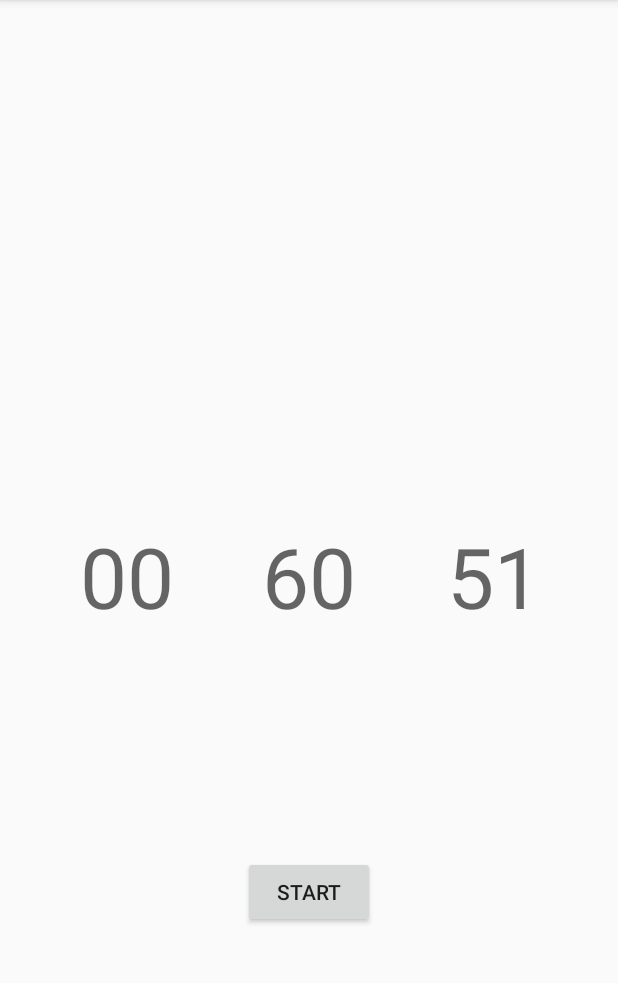
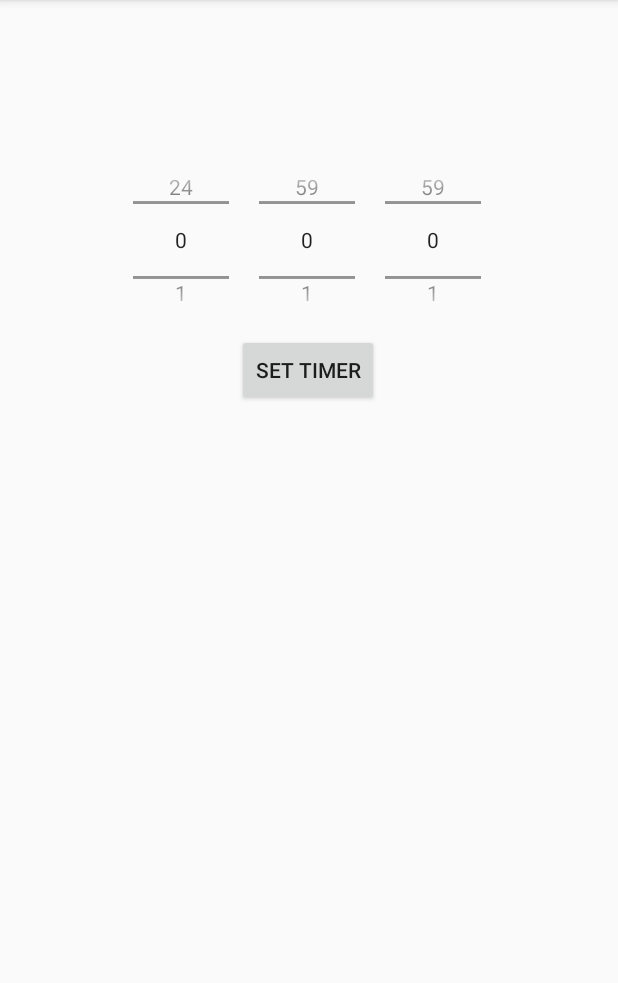
Before and after one commit to AnnFlu/CountdownProject, an Android app: the screen it shows after launch (CountdownActivity), on a phone screen of 412 x 824 dp, the part 84-1067 px from its top. Run offline under Robolectric (Android 15) with nearby library versions, the phone set to English and light mode, and no system bars.

Commit message:
Timer funzionante, settaggio tempo, bottoni start, resume, pause e reset. Manca audio e progress bar circolare

```diff
--- a/app/src/main/java/it/polito/countdown/CountdownActivity.kt
+++ b/app/src/main/java/it/polito/countdown/CountdownActivity.kt
@@ -1,50 +1,158 @@
 package it.polito.countdown
 
+import android.app.TimePickerDialog
 import androidx.appcompat.app.AppCompatActivity
 import android.os.Bundle
 import android.os.CountDownTimer
+import android.view.View
+import android.widget.Button
+import android.widget.EditText
+import android.widget.LinearLayout
+import android.widget.NumberPicker
+import android.widget.ProgressBar
+import android.widget.TableLayout
 import android.widget.TextView
+import android.widget.TimePicker
+import androidx.core.view.get
+import it.polito.countdown.R
 
-class CountdownActivity : AppCompatActivity() {
 
-    lateinit var textViewSeconds : TextView
-    lateinit var textViewMinutes: TextView
+class CountdownActivity : AppCompatActivity(){
+    lateinit var textViewSec : TextView
+    lateinit var timer : CountDownTimer
+    lateinit var circle : ProgressBar
+    lateinit var text : TextView
+    lateinit var numPickerHour : NumberPicker
+    lateinit var numPickerMin : NumberPicker
+    lateinit var numPickerSec : NumberPicker
+    lateinit var layoutPicker : LinearLayout
+    lateinit var layoutTimer : TableLayout
+
+    lateinit var b : Button
+    lateinit var r : Button
+    lateinit var setTimerButton : Button
+
+    var timeRemaining: Long=70000
+    var timeStart: Long=70000
+
+    private var timeRunning=false
 
     override fun onCreate(savedInstanceState: Bundle?) {
+        super.onCreate(savedInstanceState)
+        setContentView(R.layout.activity_main)
+        textViewSec = findViewById(R.id.seconds)
+        b = findViewById(R.id.pause)
+        r = findViewById(R.id.reset)
+        setTimerButton= findViewById(R.id.setTimer)
+        numPickerHour=findViewById(R.id.numPickerHours)
+        numPickerMin=findViewById(R.id.numPickerMin)
+        numPickerSec=findViewById(R.id.numPickerSec)
+        layoutPicker=findViewById(R.id.settingTimer)
+        layoutTimer=findViewById(R.id.timerLayout)
 
-        super.onCreate(savedInstanceState)
-         var sec= 59000
-        setContentView(R.layout.activity_main)
-        textViewSeconds = findViewById(R.id.seconds)
-        textViewMinutes = findViewById(R.id.minutes)
+        r.setOnClickListener{resetTimer()}
+        b.setOnClickListener {
+            if (timeRunning) {
+                pauseTimer()
+            } else {
+                startTimer()
+            }
+        }
 
-       object : CountDownTimer(3600000, 60000) {
+        setTimerButton.setOnClickListener{
+            var sec=numPickerSec.value
+            var min=numPickerMin.value
+            var h=numPickerHour.value
 
-            // Callback function, fired on regular interval
+            visibleTimer()
+
+            setTimer(sec, min, h)
+        }
+
+        numPickerHour.minValue = 0
+        numPickerHour.maxValue = 24
+        numPickerMin.minValue = 0
+        numPickerMin.maxValue = 59
+        numPickerSec.minValue = 0
+        numPickerSec.maxValue = 59
+
+
+        visibleSettingTimer()
+
+    }
+
+    private fun visibleTimer(){
+        layoutPicker.visibility=View.INVISIBLE
+        setTimerButton.visibility=View.INVISIBLE
+
+        layoutTimer.visibility=View.VISIBLE
+    }
+
+    private fun visibleSettingTimer(){
+        layoutPicker.visibility=View.VISIBLE
+        setTimerButton.visibility=View.VISIBLE
+
+        layoutTimer.visibility=View.INVISIBLE
+
+    }
+
+    private fun setTimer(s: Int, m:Int, h:Int) {
+        timeStart=((s+m*60+h*60*60)*1000).toLong()
+        timeRemaining=timeStart
+        updateTimerTextView(timeStart)
+
+    }
+
+
+    private fun startTimer(){
+        timer = object : CountDownTimer(timeRemaining, 1000) {
             override fun onTick(millisUntilFinished: Long) {
-                textViewMinutes.setText("" + millisUntilFinished / 60000)
-            }
+                if(timeRunning && timeRemaining>0){
+
+                    updateTimerTextView(timeRemaining)
+                    timeRemaining=timeRemaining-1000
+                    //var percentage= (timeRemaining/timeStart)*100
+                }
+       }
 
             override fun onFinish() {
+                timeRunning=false
+                timeRemaining=0
 
+                updateTimerTextView(0)
+                b.text="Start"
             }
-        }.start()
+        }
+        timer.start()
 
-        // time count down for 30 seconds,
-        // with 1 second as countDown interval
-        object : CountDownTimer(sec.toLong() , 1000) {
+        timeRunning=true
+        b.text="Pause"
+    }
 
-            // Callback function, fired on regular interval
-            override fun onTick(millisUntilFinished: Long) {
-                textViewSeconds.setText("" + millisUntilFinished / 1000)
-            }
+    private fun pauseTimer() {
+        timer.cancel()
+        timeRunning=false
+        b.text="Resume"
+    }
 
-            // Callback function, fired
-            // when the time is up
-            override fun onFinish() {
-            this.start()
-            }
-        }.start()
-        }
+    private fun resetTimer(){
+        timer.onFinish()
+        timer.cancel() //va messo sennò corrono più timer in contemporanea, e invece di aggiornarsi ogni secondo lo fa ogni mezzo secondo o meno
+        b.text="Start"
+        visibleSettingTimer()
+
 
     }
+
+    private fun updateTimerTextView(secondsRemaining: Long) {
+        val minutes = secondsRemaining / 60000
+        val seconds = (secondsRemaining % 60000) / 1000
+        val hours = secondsRemaining / 3600000
+        val timeString = String.format("%02d:%02d:%02d",hours, minutes, seconds)
+
+        textViewSec.text = timeString
+    }
+
+
+
+}
--- a/app/src/main/res/layout/activity_main.xml
+++ b/app/src/main/res/layout/activity_main.xml
@@ -6,49 +6,92 @@
     android:layout_height="match_parent"
     tools:context=".CountdownActivity">
 
-    <TextView
-        android:id="@+id/hours"
+
+    <LinearLayout
+        android:id="@+id/settingTimer"
+        android:layout_width="409dp"
+        android:layout_height="125dp"
+        android:gravity="center"
+        android:orientation="horizontal"
+        app:layout_constraintBottom_toBottomOf="parent"
+        app:layout_constraintStart_toStartOf="parent"
+        app:layout_constraintTop_toTopOf="parent"
+        app:layout_constraintVertical_bias="0.151">
+
+        <NumberPicker
+            android:id="@+id/numPickerHours"
             android:layout_width="wrap_content"
             android:layout_height="wrap_content"
-        android:text="00"
-        android:textAppearance="@style/TextAppearance.AppCompat.Display3"
-        app:layout_constraintBottom_toBottomOf="parent"
-        app:layout_constraintEnd_toStartOf="@+id/minutes"
-        app:layout_constraintHorizontal_bias="0.477"
-        app:layout_constraintStart_toStartOf="parent"
-        app:layout_constraintTop_toTopOf="parent" />
+            android:layout_margin="10dp" />
 
-    <TextView
-        android:id="@+id/minutes"
+        <NumberPicker
+            android:id="@+id/numPickerMin"
             android:layout_width="wrap_content"
             android:layout_height="wrap_content"
-        android:text="00"
-        android:textAppearance="@style/TextAppearance.AppCompat.Display3"
+            android:layout_margin="10dp" />
+
+        <NumberPicker
+            android:id="@+id/numPickerSec"
+            android:layout_width="wrap_content"
+            android:layout_height="wrap_content"
+            android:layout_margin="10dp" />
+
+    </LinearLayout>
+
+    <Button
+        android:id="@+id/setTimer"
+        android:layout_width="wrap_content"
+        android:layout_height="wrap_content"
+        android:text="Set timer"
+        app:layout_constraintBottom_toTopOf="@+id/timerLayout"
+        app:layout_constraintEnd_toEndOf="parent"
+        app:layout_constraintHorizontal_bias="0.498"
+        app:layout_constraintStart_toStartOf="parent"
+        app:layout_constraintTop_toBottomOf="@+id/settingTimer"
+        app:layout_constraintVertical_bias="0.0" />
+
+    <TableLayout
+        android:id="@+id/timerLayout"
+        android:layout_width="286dp"
+        android:layout_height="244dp"
         app:layout_constraintBottom_toBottomOf="parent"
         app:layout_constraintEnd_toEndOf="parent"
+        app:layout_constraintHorizontal_bias="0.496"
         app:layout_constraintStart_toStartOf="parent"
-        app:layout_constraintTop_toTopOf="parent" />
+        app:layout_constraintTop_toTopOf="parent"
+        app:layout_constraintVertical_bias="0.562">
 
         <TextView
             android:id="@+id/seconds"
             android:layout_width="wrap_content"
             android:layout_height="wrap_content"
-        android:text="00"
+            android:gravity="center"
+            android:text="00:00:00"
             android:textAppearance="@style/TextAppearance.AppCompat.Display3"
             app:layout_constraintBottom_toBottomOf="parent"
             app:layout_constraintEnd_toEndOf="parent"
-        app:layout_constraintHorizontal_bias="0.54"
-        app:layout_constraintStart_toEndOf="@+id/minutes"
-        app:layout_constraintTop_toTopOf="parent" />
+            app:layout_constraintStart_toStartOf="parent"
+            app:layout_constraintTop_toTopOf="parent"
+            app:layout_constraintVertical_bias="0.577" />
 
         <Button
-        android:id="@+id/button"
+            android:id="@+id/pause"
             android:layout_width="wrap_content"
             android:layout_height="wrap_content"
             android:text="@string/button"
             app:layout_constraintBottom_toBottomOf="parent"
             app:layout_constraintEnd_toEndOf="parent"
+            app:layout_constraintHorizontal_bias="0.3"
             app:layout_constraintStart_toStartOf="parent"
-        app:layout_constraintTop_toBottomOf="@+id/minutes" />
+            app:layout_constraintTop_toBottomOf="@+id/seconds" />
+
+        <Button
+            android:id="@+id/reset"
+            android:layout_width="wrap_content"
+            android:layout_height="wrap_content"
+            android:text="Reset" />
+
+    </TableLayout>
+
 
 </androidx.constraintlayout.widget.ConstraintLayout>
```
Lines whose indentation alone changed are shown as unchanged.
